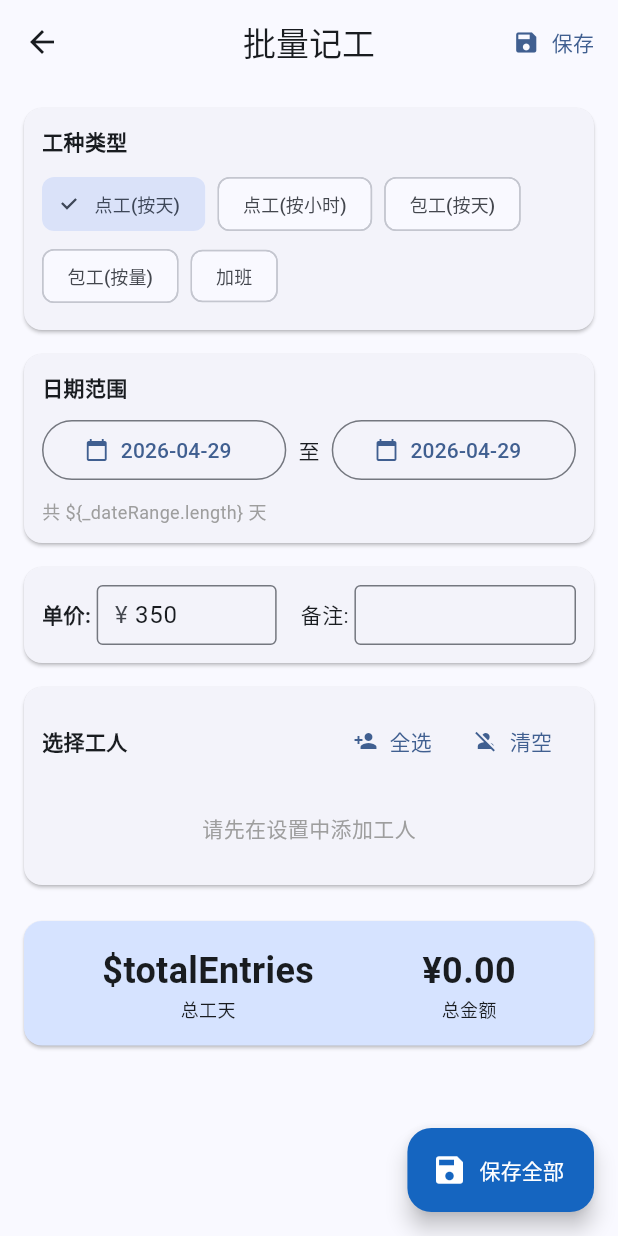
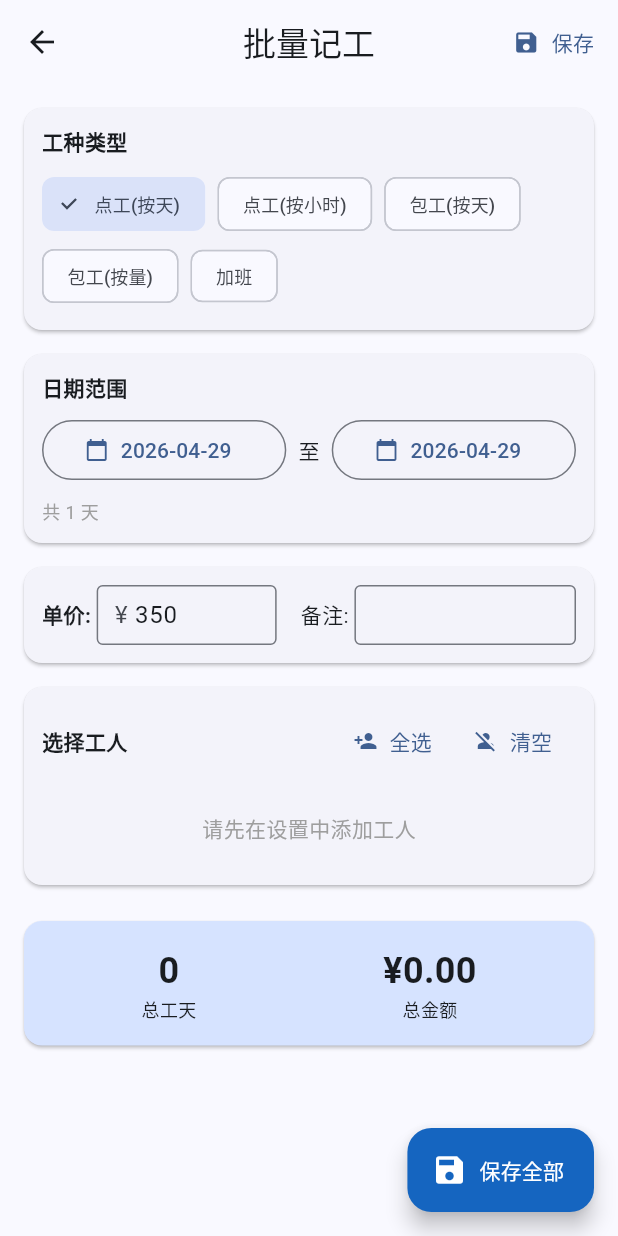
Before and after one commit to fbc299/jianyi-jigong, a Flutter app: the screen it shows after launch, after a tap on "批量记", on a phone screen of 412 x 824 dp. Run offline on Flutter 3.47's test engine with Material 3 defaults, Android fonts, the phone set to English and light mode, and no system bars; our stand-ins replace fl_chart, sqflite, table_calendar; accounts and stored records are empty.

Commit message:
v2.0.0-fix: 修复编译错误（字符串插值、import路径）

```diff
--- a/lib/screens/home/home_screen.dart
+++ b/lib/screens/home/home_screen.dart
@@ -257,7 +257,7 @@ class _HomeScreenState extends State<HomeScreen> {
                     dense: true,
                     leading: Icon(_getTypeIcon(r.type), size: 20),
                     title: Text(_getTypeName(r.type)),
-                    subtitle: Text('\${r.days ?? 0}天 \${r.hours ?? 0}小时'),
+                    subtitle: Text('${r.days ?? 0}天 ${r.hours ?? 0}小时'),
                     trailing: Text(FormatUtils.formatMoney(r.totalAmount),
                         style: const TextStyle(fontWeight: FontWeight.bold)),
                   )),
--- a/lib/screens/project/project_form.dart
+++ b/lib/screens/project/project_form.dart
@@ -77,7 +77,7 @@ class _ProjectFormScreenState extends State<ProjectFormScreen> {
                   child: ListTile(
                     title: const Text('开工日期'),
                     subtitle: Text(_startDate != null
-                        ? '\${_startDate!.year}-\${_startDate!.month.toString().padLeft(2, '0')}-\${_startDate!.day.toString().padLeft(2, '0')}'
+                        ? "${_startDate!.year}-${_startDate!.month.toString().padLeft(2, '0')}-${_startDate!.day.toString().padLeft(2, '0')}"
                         : '未设置'),
                     leading: const Icon(Icons.calendar_today),
                     onTap: () async {
@@ -95,7 +95,7 @@ class _ProjectFormScreenState extends State<ProjectFormScreen> {
                   child: ListTile(
                     title: const Text('完工日期'),
                     subtitle: Text(_endDate != null
-                        ? '\${_endDate!.year}-\${_endDate!.month.toString().padLeft(2, '0')}-\${_endDate!.day.toString().padLeft(2, '0')}'
+                        ? "${_endDate!.year}-${_endDate!.month.toString().padLeft(2, '0')}-${_endDate!.day.toString().padLeft(2, '0')}"
                         : '未设置'),
                     leading: const Icon(Icons.event),
                     onTap: () async {
--- a/lib/screens/project/project_list.dart
+++ b/lib/screens/project/project_list.dart
@@ -53,8 +53,8 @@ class ProjectListScreen extends StatelessWidget {
                       if (project.address?.isNotEmpty == true)
                         Text(project.address!, style: const TextStyle(fontSize: 12)),
                       Text(
-                        '${project.status == 'active' ? '进行中' : '已完工'}'
-                        '${project.startDate != null ? ' | \${project.startDate}' : ''}',
+                        "${project.status == 'active' ? '进行中' : '已完工'}"
+                        "${project.startDate != null ? ' | ${project.startDate}' : ''}",
                         style: TextStyle(
                           fontSize: 11,
                           color: project.status == 'active' ? Colors.green : Colors.grey,
@@ -94,7 +94,7 @@ class ProjectListScreen extends StatelessWidget {
       context: context,
       builder: (ctx) => AlertDialog(
         title: const Text('删除项目'),
-        content: Text('确定删除「\${project.name}」吗？'),
+        content: Text('确定删除「${project.name}」吗？'),
         actions: [
           TextButton(onPressed: () => Navigator.pop(ctx), child: const Text('取消')),
           TextButton(
--- a/lib/screens/salary/salary_form.dart
+++ b/lib/screens/salary/salary_form.dart
@@ -99,7 +99,7 @@ class _SalaryFormScreenState extends State<SalaryFormScreen> {
             ListTile(
               leading: const Icon(Icons.calendar_today),
               title: const Text('日期'),
-              subtitle: Text('${_date.year}-${_date.month.toString().padLeft(2, '0')}-${_date.day.toString().padLeft(2, '0')}'),
+              subtitle: Text("${_date.year}-${_date.month.toString().padLeft(2, '0')}-${_date.day.toString().padLeft(2, '0')}"),
               onTap: () async {
                 final picked = await showDatePicker(
                   context: context,
--- a/lib/screens/salary/salary_list.dart
+++ b/lib/screens/salary/salary_list.dart
@@ -68,7 +68,7 @@ class SalaryListScreen extends StatelessWidget {
                   children: [
                     const Text('📋 最近记录', style: TextStyle(fontWeight: FontWeight.bold, fontSize: 15)),
                     const Spacer(),
-                    Text('\${provider.records.length}条', style: const TextStyle(color: Colors.grey)),
+                    Text('${provider.records.length}条', style: const TextStyle(color: Colors.grey)),
                   ],
                 ),
               ),
@@ -91,7 +91,7 @@ class SalaryListScreen extends StatelessWidget {
                         itemBuilder: (context, index) {
                           final r = provider.records[index];
                           return Dismissible(
-                            key: Key('salary_\${r.id}'),
+                            key: Key('salary_${r.id}'),
                             background: Container(
                               color: Colors.red,
                               alignment: Alignment.centerRight,
@@ -119,9 +119,9 @@ class SalaryListScreen extends StatelessWidget {
                                 child: Icon(_getTypeIcon(r.type), color: _getTypeColor(r.type), size: 20),
                               ),
                               title: Text(_getTypeName(r.type)),
-                              subtitle: Text('\${r.date} \${r.remark ?? ''}'),
+                              subtitle: Text("${r.date} ${r.remark ?? ''}"),
                               trailing: Text(
-                                '\${r.type == 'total' ? '+' : '-'}\${FormatUtils.formatMoney(r.amount)}',
+                                "${r.type == 'total' ? '+' : '-'}${FormatUtils.formatMoney(r.amount)}",
                                 style: TextStyle(
                                   fontWeight: FontWeight.bold,
                                   color: r.type == 'total' ? Colors.green : Colors.red,
--- a/lib/screens/settings/settings_screen.dart
+++ b/lib/screens/settings/settings_screen.dart
@@ -1,5 +1,5 @@
 import 'package:flutter/material.dart';
-import '../config/constants.dart';
+import '../../config/constants.dart';
 
 class SettingsScreen extends StatelessWidget {
   const SettingsScreen({super.key});
@@ -31,7 +31,7 @@ class SettingsScreen extends StatelessWidget {
           ]),
           _buildSection(context, '关于', [
             _buildTile(context, Icons.info, '关于简约记工',
-                '版本 \${AppConstants.appVersion} | 无广告 · 单机运行 · 数据安全', () {
+                '版本 ${AppConstants.appVersion} | 无广告 · 单机运行 · 数据安全', () {
               showAboutDialog(
                 context: context,
                 applicationName: '简约记工',
--- a/lib/screens/stats/stats_screen.dart
+++ b/lib/screens/stats/stats_screen.dart
@@ -75,7 +75,7 @@ class _StatsScreenState extends State<StatsScreen> {
             },
           ),
           Text(
-            '\$_selectedYear年\$_selectedMonth月',
+            '$_selectedYear年$_selectedMonth月',
             style: const TextStyle(fontSize: 18, fontWeight: FontWeight.bold),
           ),
           IconButton(
@@ -111,8 +111,8 @@ class _StatsScreenState extends State<StatsScreen> {
                 Row(
                   mainAxisAlignment: MainAxisAlignment.spaceAround,
                   children: [
-                    _buildStatItem('工天', '\${provider.getMonthWorkDays()}', '天'),
-                    _buildStatItem('记录数', '\${provider.records.length}', '条'),
+                    _buildStatItem('工天', '${provider.getMonthWorkDays()}', '天'),
+                    _buildStatItem('记录数', '${provider.records.length}', '条'),
                     _buildStatItem('总金额', FormatUtils.formatMoney(provider.getMonthTotal()), ''),
                   ],
                 ),
@@ -162,7 +162,7 @@ class _StatsScreenState extends State<StatsScreen> {
     return Column(
       children: [
         Text(value, style: const TextStyle(fontSize: 24, fontWeight: FontWeight.bold)),
-        Text('\$label\$unit', style: const TextStyle(color: Colors.grey, fontSize: 12)),
+        Text('$label$unit', style: const TextStyle(color: Colors.grey, fontSize: 12)),
       ],
     );
   }
@@ -224,7 +224,7 @@ class _StatsScreenState extends State<StatsScreen> {
                       sections: typeMap.entries.toList().asMap().entries.map((e) {
                         return PieChartSectionData(
                           value: e.value.value,
-                          title: '\${e.value.value.toStringAsFixed(0)}',
+                          title: '${e.value.value.toStringAsFixed(0)}',
                           color: colors[e.key % colors.length],
                           radius: 60,
                           titleStyle: const TextStyle(fontSize: 11, fontWeight: FontWeight.bold, color: Colors.white),
--- a/lib/screens/work/work_batch.dart
+++ b/lib/screens/work/work_batch.dart
@@ -122,7 +122,7 @@ class _WorkBatchScreenState extends State<WorkBatchScreen> {
                   ),
                   const SizedBox(height: 8),
                   Text(
-                    '共 \${_dateRange.length} 天',
+                    '共 ${_dateRange.length} 天',
                     style: const TextStyle(color: Colors.grey, fontSize: 12),
                   ),
                 ],
@@ -249,7 +249,7 @@ class _WorkBatchScreenState extends State<WorkBatchScreen> {
       title: Text(worker.name),
       subtitle: Text(
         workerEntries.values.where((e) => e.selected).length > 0
-            ? '已选 \${workerEntries.values.where((e) => e.selected).length} 天'
+            ? '已选 ${workerEntries.values.where((e) => e.selected).length} 天'
             : '未选择',
         style: TextStyle(
           fontSize: 12,
@@ -269,7 +269,7 @@ class _WorkBatchScreenState extends State<WorkBatchScreen> {
               final isToday = AppDateUtils.isToday(date);
               return FilterChip(
                 label: Text(
-                  '\${date.month}/\${date.day}\${isToday ? '(今)' : ''}',
+                  "${date.month}/${date.day}${isToday ? '(今)' : ''}",
                   style: TextStyle(fontSize: 12, color: selected ? Colors.white : null),
                 ),
                 selected: selected,
@@ -308,7 +308,7 @@ class _WorkBatchScreenState extends State<WorkBatchScreen> {
           children: [
             Column(
               children: [
-                Text('\$totalEntries', style: const TextStyle(fontSize: 24, fontWeight: FontWeight.bold)),
+                Text('$totalEntries', style: const TextStyle(fontSize: 24, fontWeight: FontWeight.bold)),
                 const Text('总工天', style: TextStyle(fontSize: 12)),
               ],
             ),
@@ -400,7 +400,7 @@ class _WorkBatchScreenState extends State<WorkBatchScreen> {
     }
 
     ScaffoldMessenger.of(context).showSnackBar(
-      SnackBar(content: Text('成功保存 \$count 条记录'), backgroundColor: Colors.green),
+      SnackBar(content: Text('成功保存 $count 条记录'), backgroundColor: Colors.green),
     );
     Navigator.pop(context);
   }
--- a/lib/screens/work/work_list.dart
+++ b/lib/screens/work/work_list.dart
@@ -105,7 +105,7 @@ class _WorkListScreenState extends State<WorkListScreen> {
                                   mainAxisAlignment: MainAxisAlignment.spaceBetween,
                                   children: [
                                     Text(date, style: const TextStyle(fontWeight: FontWeight.bold, fontSize: 15)),
-                                    Text('合计: \${FormatUtils.formatMoney(dayTotal)}',
+                                    Text('合计: ${FormatUtils.formatMoney(dayTotal)}',
                                         style: TextStyle(color: Theme.of(context).colorScheme.primary)),
                                   ],
                                 ),
@@ -137,8 +137,8 @@ class _WorkListScreenState extends State<WorkListScreen> {
                                       ],
                                     ),
                                     subtitle: Text(
-                                      '\${r.days ?? 0}天 \${r.hours ?? 0}小时 | 单价: \${FormatUtils.formatMoney(r.unitPrice ?? 0)}'
-                                      '\${projectName != null ? ' | \$projectName' : ''}',
+                                      "${r.days ?? 0}天 ${r.hours ?? 0}小时 | 单价: ${FormatUtils.formatMoney(r.unitPrice ?? 0)}"
+                                      "${projectName != null ? ' | $projectName' : ''}",
                                     ),
                                     trailing: Column(
                                       mainAxisAlignment: MainAxisAlignment.center,
--- a/lib/widgets/salary_card.dart
+++ b/lib/widgets/salary_card.dart
@@ -22,9 +22,9 @@ class SalaryCard extends StatelessWidget {
           child: Icon(_getTypeIcon(), color: _getTypeColor(), size: 20),
         ),
         title: Text(_getTypeName()),
-        subtitle: Text('${record.date} ${record.remark ?? ''}'),
+        subtitle: Text("${record.date} ${record.remark ?? ''}"),
         trailing: Text(
-          '${record.type == 'total' ? '+' : '-'}${FormatUtils.formatMoney(record.amount)}',
+          "${record.type == 'total' ? '+' : '-'}${FormatUtils.formatMoney(record.amount)}",
           style: TextStyle(
             fontWeight: FontWeight.bold,
             color: record.type == 'total' ? Colors.green : Colors.red,
```
Also changed, not shown: lib/screens/backup/backup_screen.dart (+6 -6 lines), lib/screens/salary/salary_detail.dart (+5 -5 lines), lib/screens/stats/yearly_stats.dart (+7 -7 lines), lib/screens/worker/worker_list.dart (+4 -4 lines), lib/utils/export_utils.dart (+9 -9 lines).
